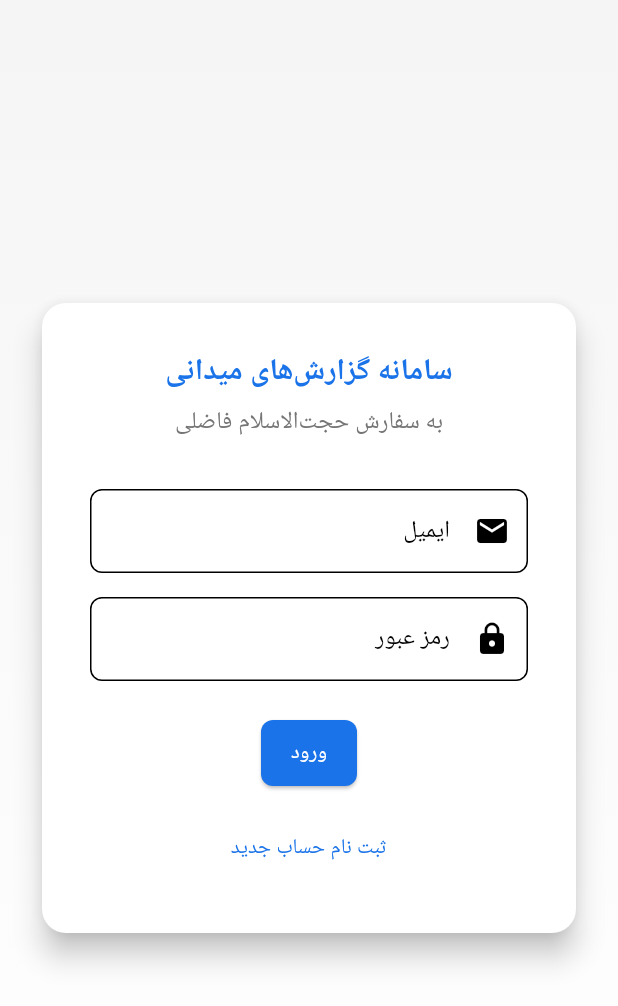
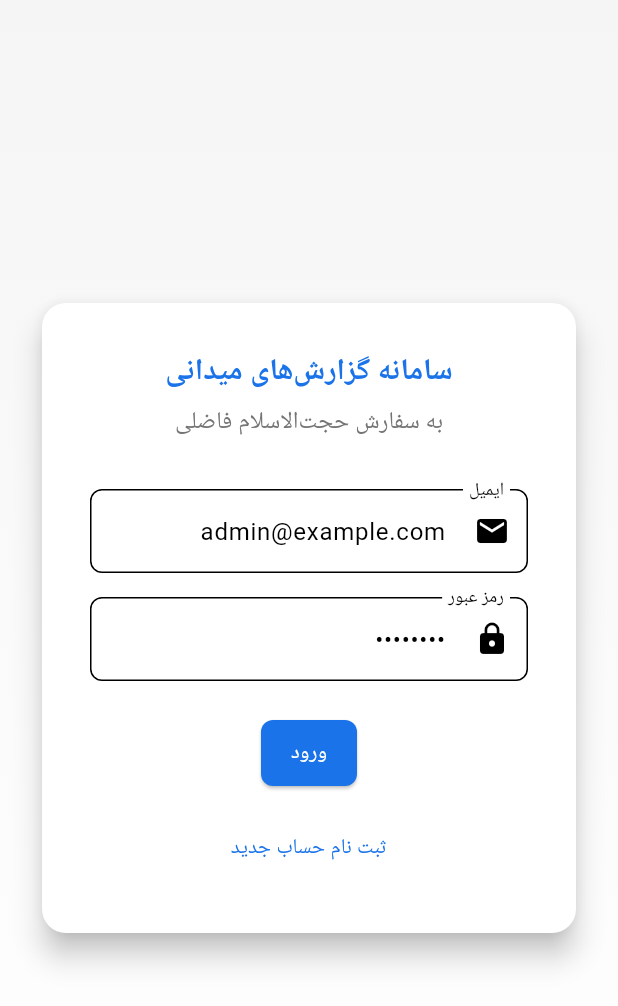
Before and after one commit to could-ai/019a4bc5-a4f6-75f5-be1f-e46f23831ab6, a Flutter app: the screen it shows after launch, on a phone screen of 412 x 824 dp. Shown: the top 1006 px of the screen. Run offline on Flutter 3.47's test engine with Material 3 defaults, Android fonts, the phone set to English and light mode, and no system bars; our stand-ins replace fl_chart; Roboto replaces fonts that are missing (Vazir).

Commit message:
I have pre-filled the login credentials with the admin account information (`admin@example.com` and `admin123`) in the `LoginScreen`. This will allow you to quickly log in as an administrator to view the admin dashboard without needing to manually enter the details each time the application loads.

```diff
--- a/usr/lib/screens/login_screen.dart
+++ b/usr/lib/screens/login_screen.dart
@@ -13,6 +13,14 @@ class _LoginScreenState extends State<LoginScreen> {
   final _emailController = TextEditingController();
   final _passwordController = TextEditingController();
   bool _isRegistering = false;
+
+  @override
+  void initState() {
+    super.initState();
+    // Pre-fill with admin credentials for quick testing
+    _emailController.text = 'admin@example.com';
+    _passwordController.text = 'admin123';
+  }
 
   void _submit() {
     final authProvider = Provider.of<AuthProvider>(context, listen: false);
```
